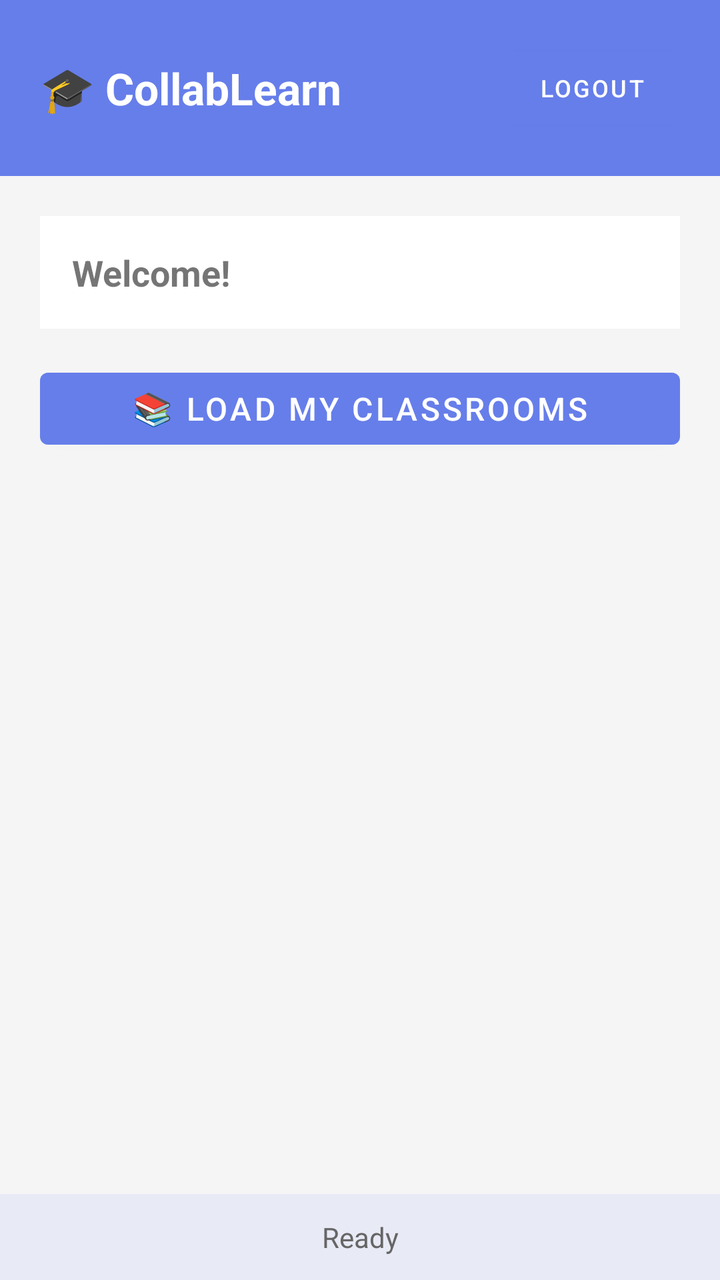
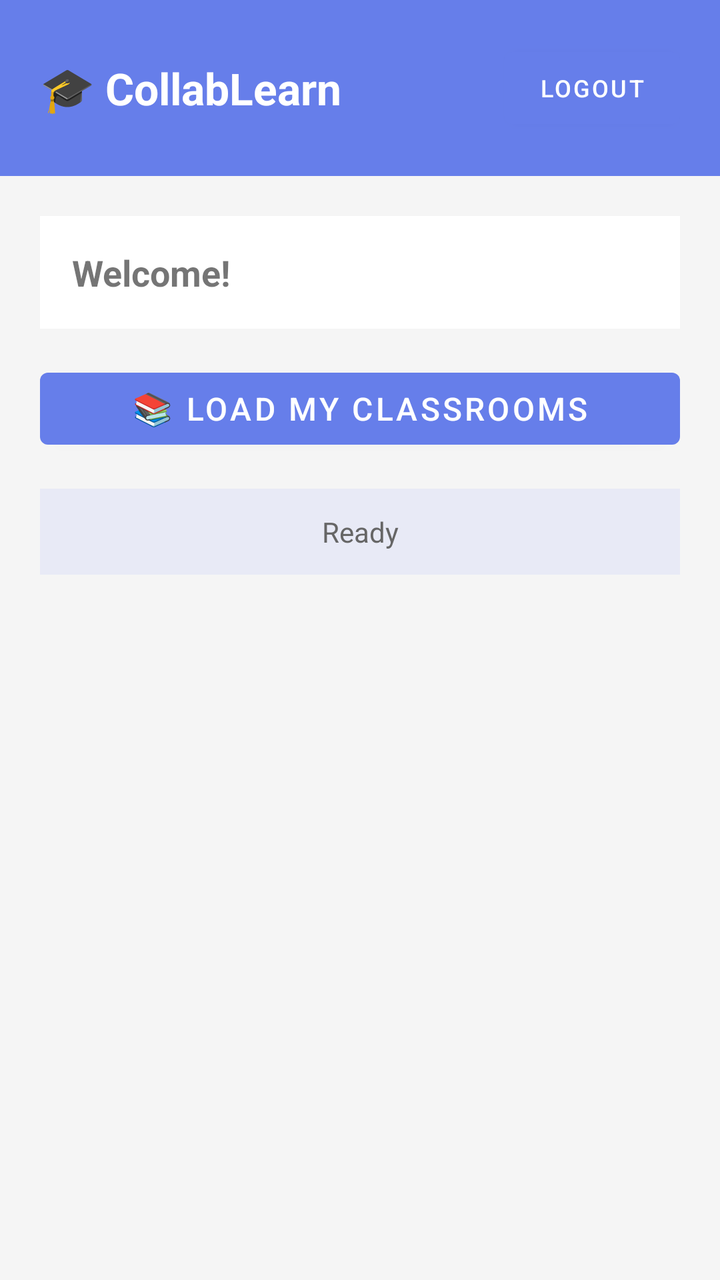

The first picture is an Android layout as it rendered before a commit; the second is the same layout after the commit. The layout source and the unified diff follow.
<!-- AndroidManifest.xml: application theme Theme.CollabLearn -->
<!-- res/layout/activity_main.xml -->
<?xml version="1.0" encoding="utf-8"?>
<LinearLayout xmlns:android="http://schemas.android.com/apk/res/android"
    android:layout_width="match_parent"
    android:layout_height="match_parent"
    android:orientation="vertical"
    android:background="#F5F5F5">

    <LinearLayout
        android:layout_width="match_parent"
        android:layout_height="wrap_content"
        android:background="#667eea"
        android:padding="20dp"
        android:orientation="horizontal"
        android:gravity="center_vertical">

        <TextView
            android:layout_width="0dp"
            android:layout_height="wrap_content"
            android:layout_weight="1"
            android:text="🎓 CollabLearn"
            android:textColor="#FFFFFF"
            android:textSize="22sp"
            android:textStyle="bold"/>

        <Button
            android:id="@+id/logoutButton"
            android:layout_width="wrap_content"
            android:layout_height="wrap_content"
            android:text="LOGOUT"
            android:textSize="12sp"/>
    </LinearLayout>

    <ScrollView
        android:layout_width="match_parent"
        android:layout_height="0dp"
        android:layout_weight="1">

        <LinearLayout
            android:layout_width="match_parent"
            android:layout_height="wrap_content"
            android:orientation="vertical"
            android:padding="20dp">

            <TextView
                android:id="@+id/welcomeText"
                android:layout_width="match_parent"
                android:layout_height="wrap_content"
                android:text="Welcome!"
                android:textSize="18sp"
                android:textStyle="bold"
                android:padding="16dp"
                android:background="#FFFFFF"
                android:layout_marginBottom="16dp"/>

            <Button
                android:id="@+id/loadClassroomsButton"
                android:layout_width="match_parent"
                android:layout_height="wrap_content"
                android:text="📚 LOAD MY CLASSROOMS"
                android:textSize="16sp"
                android:layout_marginBottom="16dp"/>

            <ProgressBar
                android:id="@+id/progressBar"
                android:layout_width="wrap_content"
                android:layout_height="wrap_content"
                android:layout_gravity="center"
                android:visibility="gone"/>

            <LinearLayout
                android:id="@+id/classroomsList"
                android:layout_width="match_parent"
                android:layout_height="wrap_content"
                android:orientation="vertical"/>
        </LinearLayout>
    </ScrollView>

    <TextView
        android:id="@+id/statusText"
        android:layout_width="match_parent"
        android:layout_height="wrap_content"
        android:padding="12dp"
        android:background="#E8EAF6"
        android:text="Ready"
        android:textColor="#666666"
        android:gravity="center"/>

</LinearLayout>
<!-- resources referenced by this layout -->
<resources>
  <style name="Theme.CollabLearn" parent="Theme.MaterialComponents.Light.NoActionBar">
          <item name="colorPrimary">#667eea</item>
          <item name="colorPrimaryVariant">#5568d3</item>
          <item name="colorOnPrimary">#FFFFFF</item>
          <item name="colorSecondary">#764ba2</item>
          <item name="colorSecondaryVariant">#5e3a82</item>
          <item name="colorOnSecondary">#FFFFFF</item>
          <item name="android:statusBarColor">?attr/colorPrimaryVariant</item>
      </style>
</resources>

<!-- the commit's change to res/layout/activity_main.xml (unified diff, before → after) -->
@@ -33,7 +33,8 @@
     <ScrollView
         android:layout_width="match_parent"
         android:layout_height="0dp"
-        android:layout_weight="1">
+        android:layout_weight="1"
+        android:fillViewport="true">
 
         <LinearLayout
             android:layout_width="match_parent"
@@ -65,7 +66,19 @@
                 android:layout_width="wrap_content"
                 android:layout_height="wrap_content"
                 android:layout_gravity="center"
-                android:visibility="gone"/>
+                android:visibility="gone"
+                android:layout_marginBottom="16dp"/>
+
+            <TextView
+                android:id="@+id/statusText"
+                android:layout_width="match_parent"
+                android:layout_height="wrap_content"
+                android:padding="12dp"
+                android:background="#E8EAF6"
+                android:text="Ready"
+                android:textColor="#666666"
+                android:gravity="center"
+                android:layout_marginBottom="16dp"/>
 
             <LinearLayout
                 android:id="@+id/classroomsList"
@@ -75,14 +88,4 @@
         </LinearLayout>
     </ScrollView>
 
-    <TextView
-        android:id="@+id/statusText"
-        android:layout_width="match_parent"
-        android:layout_height="wrap_content"
-        android:padding="12dp"
-        android:background="#E8EAF6"
-        android:text="Ready"
-        android:textColor="#666666"
-        android:gravity="center"/>
-
 </LinearLayout>
